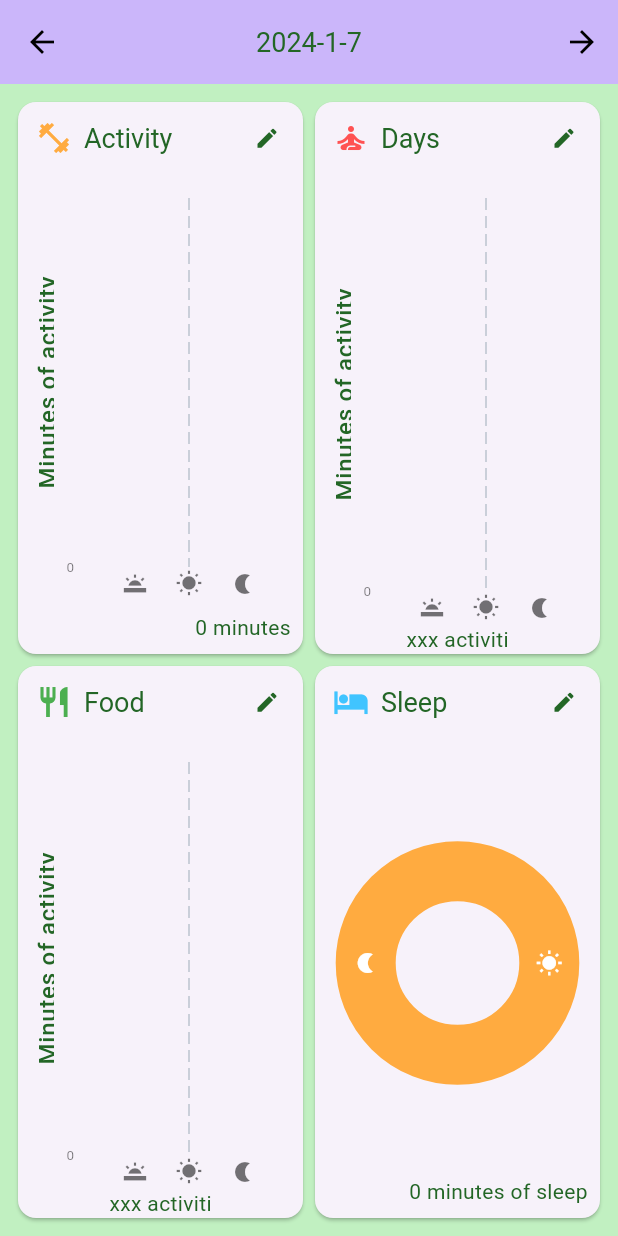
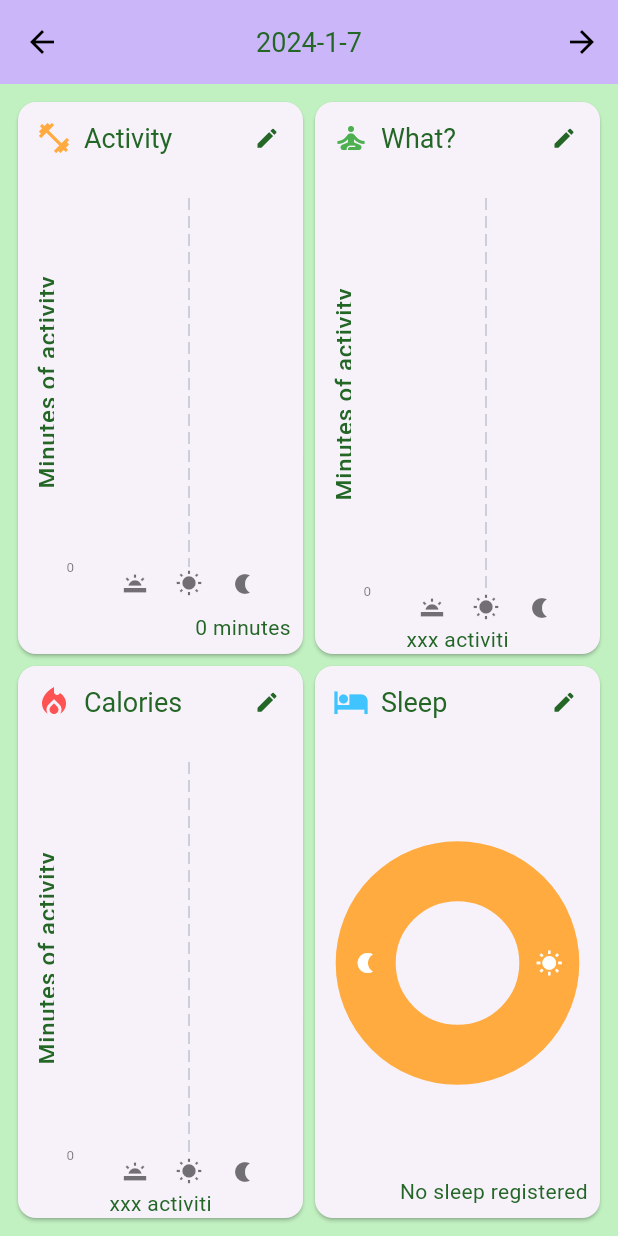
Before and after one commit to JuanJoseJ/health_app_mobile_client, a Flutter app: the CardsScafold screen opened directly, on a phone screen of 412 x 824 dp. Run offline on Flutter 3.47's test engine with Material 3 defaults, Android fonts, the phone set to English and light mode, and no system bars; drawn by our look-alikes of fl_chart; our stand-ins replace firebase_auth, firebase_core; missing offline and left inert: firebase_ui_auth, firebase_ui_oauth_google, health; accounts and stored records are empty; Roboto replaces fonts that are missing (Rubik).

Commit message:
Fix: minor bug on sleep chart. Start working on calories.

```diff
--- a/lib/pages/home_provider.dart
+++ b/lib/pages/home_provider.dart
@@ -29,7 +29,7 @@ class HomeDataProvider extends ChangeNotifier {
     final List<HealthDataType> type = [
       HealthDataType.MOVE_MINUTES,
       HealthDataType.SLEEP_ASLEEP,
-      HealthDataType.SLEEP_AWAKE
+      HealthDataType.ACTIVE_ENERGY_BURNED,
     ] ;
     // Check permission to read Move minutes
     updateCurrentAppState(AppState.FETCHING_DATA);
--- a/lib/pages/my_home_page.dart
+++ b/lib/pages/my_home_page.dart
@@ -1,8 +1,6 @@
 import 'package:firebase_ui_auth/firebase_ui_auth.dart';
 import 'package:flutter/material.dart';
-import 'package:health/health.dart';
 import 'package:health_app_mobile_client/pages/home_provider.dart';
-import 'package:health_app_mobile_client/services/health_data_service.dart';
 import 'package:health_app_mobile_client/widgets/health/health_example.dart';
 import 'package:health_app_mobile_client/widgets/navigation/top_bar.dart';
 import 'package:health_app_mobile_client/widgets/home/resume_display.dart';
--- a/lib/widgets/home/bottom_widgets/sleep_bottom_widget.dart
+++ b/lib/widgets/home/bottom_widgets/sleep_bottom_widget.dart
@@ -8,14 +8,16 @@ class SleepBottomWidget extends StatelessWidget {
   @override
   Widget build(BuildContext context) {
     return Consumer<HomeDataProvider>(builder: (context, hdp, child) {
-      int totMinutes = 0;
+      int totMinutes = HealthDataService().getSleepByDays(1, hdp.currentDate, hdp.currentDataPoints).round();
       return Row(
         children: [
           Expanded(
             child: Padding(
               padding: EdgeInsets.all(8.0),
               child: Text(
-                "${HealthDataService().getSleepByDays(1, hdp.currentDate, hdp.currentDataPoints).round()} minutes of sleep",
+                totMinutes > 0 ?
+                "$totMinutes minutes of sleep"
+                :"No sleep registered",
                 textAlign: TextAlign.end,
               ),
             ),
--- a/lib/widgets/home/cards_display.dart
+++ b/lib/widgets/home/cards_display.dart
@@ -44,10 +44,10 @@ class CardsScafold extends StatelessWidget {
                     children: [
                       Expanded(
                           child: ResumeCard(
-                        title: "Days",
+                        title: "What?",
                         myIcon: Icon(
                           Icons.self_improvement,
-                          color: Colors.redAccent,
+                          color: Colors.green,
                         ),
                         chart: ActivityChart(
                           leftTitle: "Minutes of activity",
@@ -68,10 +68,10 @@ class CardsScafold extends StatelessWidget {
                     children: [
                       Expanded(
                           child: ResumeCard(
-                        title: "Food",
+                        title: "Calories",
                         myIcon: Icon(
-                          Icons.restaurant,
-                          color: Colors.green,
+                          Icons.local_fire_department,
+                          color: Colors.redAccent,
                         ),
                         chart: ActivityChart(
                           leftTitle: "Minutes of activity",
```
Also changed, not shown: lib/charts/chart_sleep_by_time.dart (+6 -2 lines).
